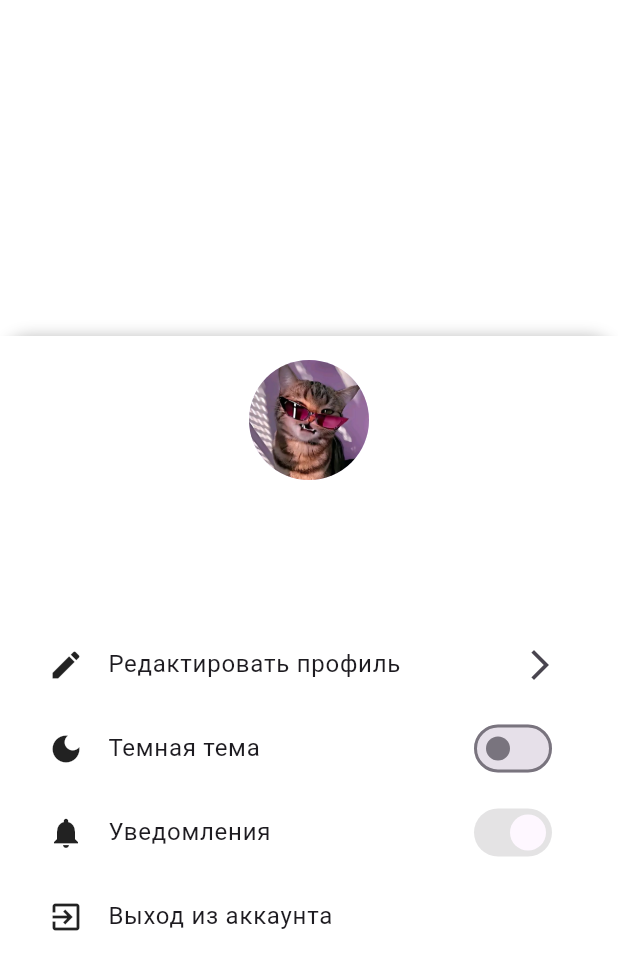
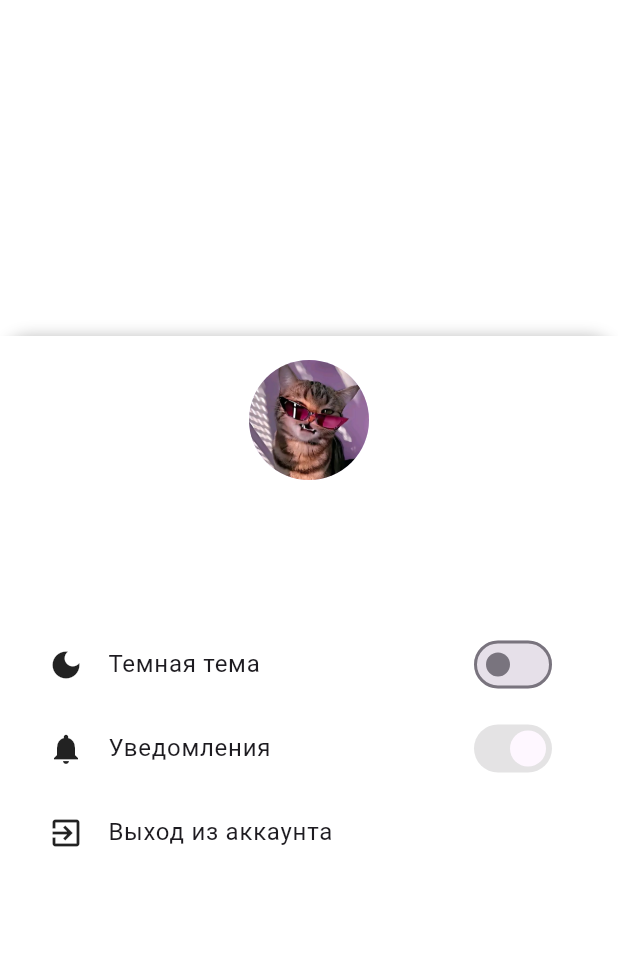
Before and after one commit to niki5M/univibe_mobile, a Flutter app: the ProfileSettings screen opened directly with empty values, on a phone screen of 412 x 824 dp. Shown: the top 970 px of the screen. Run offline on Flutter 3.47's test engine with Material 3 defaults, Android fonts, the light colour scheme and no system bars; drawn by our look-alikes of sliding_up_panel; our stand-ins replace equatable, flutter_bloc, google_fonts, lottie, table_calendar; missing offline and left inert: flutter_appauth.

Commit message:
без редактирования профиля

```diff
--- a/lib/core/widgets/app_bar.dart
+++ b/lib/core/widgets/app_bar.dart
@@ -183,7 +183,10 @@ class ProfileSettings extends StatelessWidget {
       builder: (context, theme) {
         return SlidingUpPanel(
           minHeight: 600,
-          maxHeight: MediaQuery.of(context).size.height * 0.6,
+          maxHeight: MediaQuery
+              .of(context)
+              .size
+              .height * 0.6,
           panelBuilder: (ScrollController scrollController) {
             return Scaffold(
               backgroundColor: theme.scaffoldBackgroundColor,
@@ -234,23 +237,15 @@ class ProfileSettings extends StatelessWidget {
     return Expanded(
       child: ListView(
         children: [
-          ListTile(
-            leading: Icon(
-              Icons.edit,
-              color: Theme.of(context).iconTheme.color,
-            ),
-            title: const Text("Редактировать профиль"),
-            onTap: () {
-              Navigator.pushNamed(context, '/profile');
-            },
-            trailing: const Icon(Icons.arrow_forward_ios),
-          ),
           BlocBuilder<ThemeBloc, ThemeData>(
             builder: (context, themeState) {
               return ListTile(
                 leading: Icon(
                   Icons.dark_mode,
-                  color: Theme.of(context).iconTheme.color,
+                  color: Theme
+                      .of(context)
+                      .iconTheme
+                      .color,
                 ),
                 title: const Text("Темная тема"),
                 trailing: Switch(
@@ -265,7 +260,10 @@ class ProfileSettings extends StatelessWidget {
           ListTile(
             leading: Icon(
               Icons.notifications,
-              color: Theme.of(context).iconTheme.color,
+              color: Theme
+                  .of(context)
+                  .iconTheme
+                  .color,
             ),
             title: const Text("Уведомления"),
             trailing: const Switch(value: true, onChanged: null),
--- a/lib/main.dart
+++ b/lib/main.dart
@@ -83,7 +83,7 @@ class MyApp extends StatelessWidget {
             theme: theme,
             home: LoginPage(),
             routes: {
-              '/profile': (context) => const EditProfilePage(),
+              // '/profile': (context) => const EditProfilePage(),
               '/login': (context) => LoginPage(),
               '/schedule': (context) => MainLayout(child: const SchedulePage()),
             },
```
